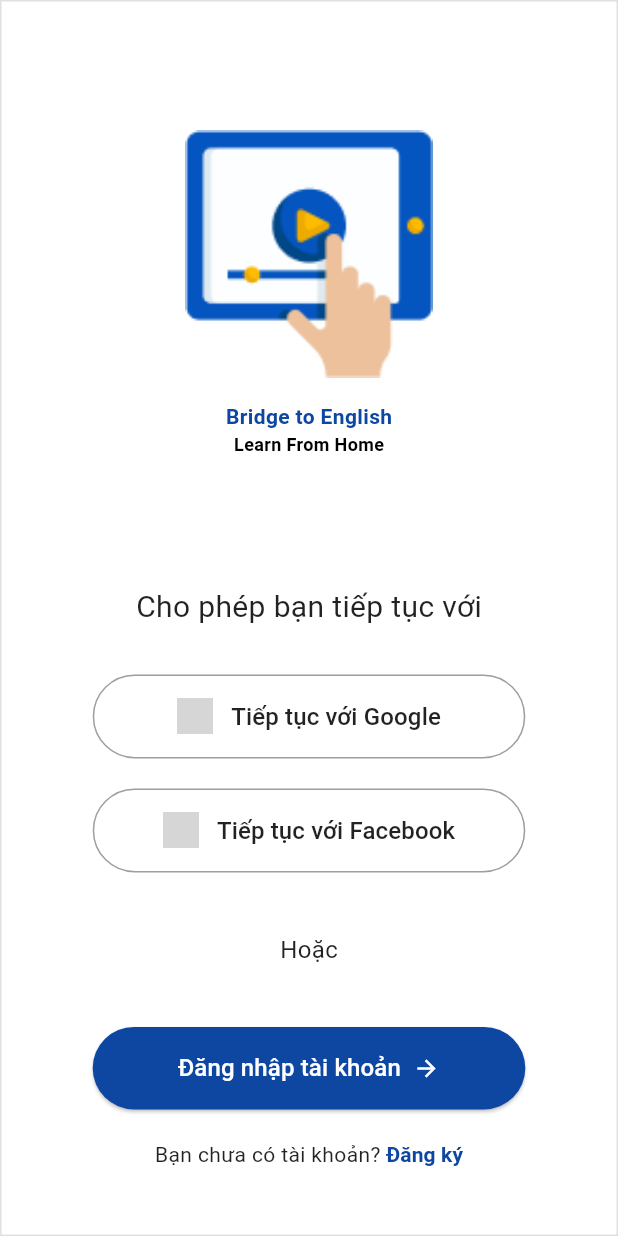
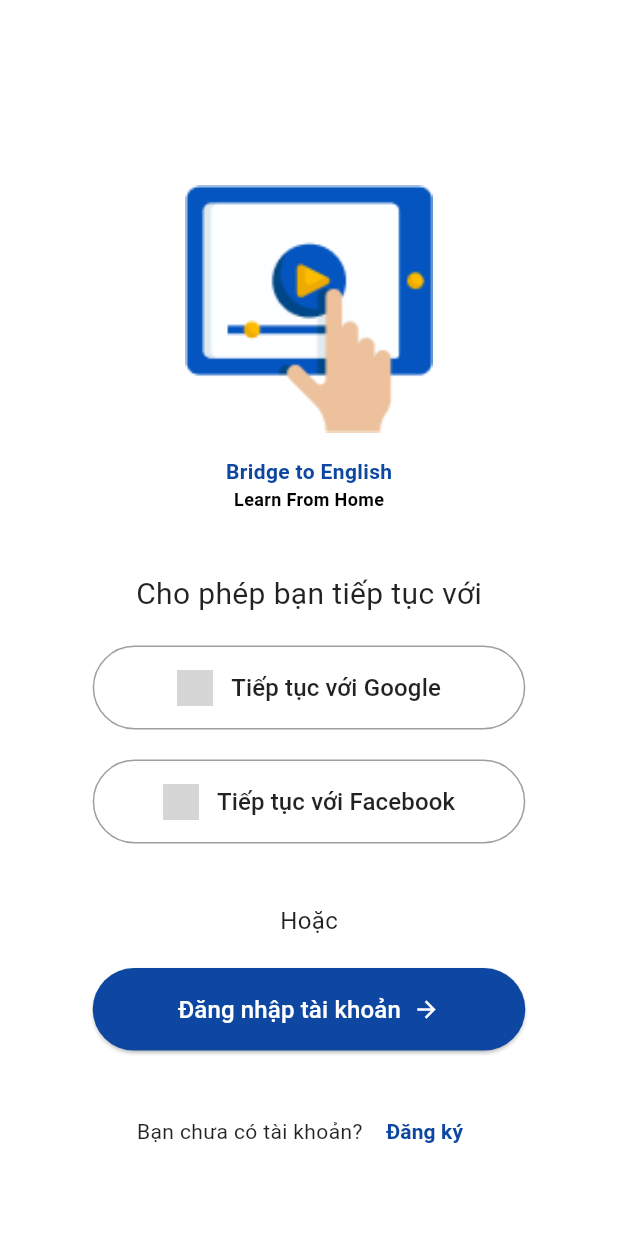
Before and after one commit to TruongTuanDev/learn_connect, a Flutter app: the screen it shows after launch, after a tap on "Đăng ký", on a phone screen of 412 x 824 dp. Run offline on Flutter 3.47's test engine with Material 3 defaults, Android fonts, the phone set to English and light mode, and no system bars; our stand-ins replace dio, firebase_core, flip_card, flutter_riverpod, flutter_tts; accounts and stored records are empty; network calls fail; grey boxes are pictures that could not be loaded.

Commit message:
fix overflow

```diff
--- a/lib/presentation/screens/boot_screen/view/boot_screen_app.dart
+++ b/lib/presentation/screens/boot_screen/view/boot_screen_app.dart
@@ -1,7 +1,25 @@
 import 'package:flutter/material.dart';
 import 'dart:async';
 import 'package:learn_connect/presentation/screens/boot_screen/view/login_option_screen.dart';
-import 'package:learn_connect/routes/routes.dart';
+import '../../../../routes/routes.dart';
+
+void main() {
+  runApp(const MyApp());
+}
+
+class MyApp extends StatelessWidget {
+  const MyApp({super.key});
+
+  @override
+  Widget build(BuildContext context) {
+    return MaterialApp(
+      title: 'Learn Connect',
+      debugShowCheckedModeBanner: false,
+      theme: ThemeData(primarySwatch: Colors.blue),
+      home: const BootScreenApp(),
+    );
+  }
+}
 
 class BootScreenApp extends StatefulWidget {
   const BootScreenApp({super.key});
@@ -14,30 +32,35 @@ class _BootScreenAppState extends State<BootScreenApp> {
   @override
   void initState() {
     super.initState();
+    WidgetsBinding.instance.addPostFrameCallback((_) {
+      Timer(const Duration(seconds: 3), () {
+        Navigator.pushReplacementNamed(context, AppRoutes.sigin_social);
+      });
+    });
 
-    // Set timer to navigate after 2 seconds
-    Timer(const Duration(seconds: 3), () {
-      Navigator.pushNamed(context, AppRoutes.sigin_social);
-    });
   }
 
   @override
   Widget build(BuildContext context) {
-
     final screenWidth = MediaQuery.of(context).size.width;
-    final screenHeight = MediaQuery.of(context).size.height;
 
     return Scaffold(
       backgroundColor: Colors.blue,
-      body: Center(
-        child: Stack(
-          alignment: Alignment.center,
-          children: [
-            // Container trắng bao bọc bên ngoài
-            Container(
+      body: SafeArea(
+        child: SingleChildScrollView(
+          child: ConstrainedBox(
+            constraints: BoxConstraints(
+              minHeight: MediaQuery.of(context).size.height,
+            ),
+            child: Center(
+              child: Padding(
+                padding: const EdgeInsets.symmetric(horizontal: 24, vertical: 40),
+                child: Container(
+                  width: double.infinity,
+                  padding: const EdgeInsets.all(20),
                   decoration: BoxDecoration(
                     color: Colors.white,
-                borderRadius: BorderRadius.circular(20), // Bo góc cho đẹp
+                    borderRadius: BorderRadius.circular(20),
                     boxShadow: [
                       BoxShadow(
                         color: Colors.black.withOpacity(0.2),
@@ -46,13 +69,8 @@ class _BootScreenAppState extends State<BootScreenApp> {
                       ),
                     ],
                   ),
-              padding: const EdgeInsets.all(20), // Padding bên trong container trắng
-              margin: const EdgeInsets.symmetric(horizontal: 24), // Margin để không sát viền màn hình
-              child: Container(
-                height: screenHeight * 0.4,
-                alignment: Alignment.center,
                   child: Column(
-                  mainAxisAlignment: MainAxisAlignment.center,
+                    mainAxisSize: MainAxisSize.min,
                     children: [
                       Image.asset(
                         'assets/images/logo.png',
@@ -69,7 +87,7 @@ class _BootScreenAppState extends State<BootScreenApp> {
                         ),
                       ),
                       const SizedBox(height: 16),
-                    Text(
+                      const Text(
                         'Learn From Home',
                         style: TextStyle(
                           fontSize: 14,
@@ -80,9 +98,9 @@ class _BootScreenAppState extends State<BootScreenApp> {
                     ],
                   ),
                 ),
-            )
-          ],
-
+              ),
+            ),
+          ),
         ),
       ),
     );
--- a/lib/presentation/screens/boot_screen/view/login_option_screen.dart
+++ b/lib/presentation/screens/boot_screen/view/login_option_screen.dart
@@ -63,39 +63,39 @@ class LoginScreen extends StatelessWidget {
     );
   }
 
+
   @override
   Widget build(BuildContext context) {
-    // Lấy kích thước màn hình để tính tỉ lệ
     final screenWidth = MediaQuery.of(context).size.width;
-    final screenHeight = MediaQuery.of(context).size.height;
     final buttonWidth = screenWidth * 0.7;
-
 
     return Scaffold(
       backgroundColor: Colors.white,
-      body: Container(
-        decoration: BoxDecoration(
-          border: Border.all(color: Colors.grey.shade300),
+      body: SafeArea(
+        child: SingleChildScrollView(
+          physics: const BouncingScrollPhysics(),
+          child: Center(
+            child: ConstrainedBox(
+              constraints: BoxConstraints(
+                minHeight: MediaQuery.of(context).size.height -
+                    MediaQuery.of(context).padding.top -
+                    MediaQuery.of(context).padding.bottom,
               ),
-        child: SafeArea(
+              child: IntrinsicHeight(
                 child: Column(
+                  mainAxisAlignment: MainAxisAlignment.center,
                   children: [
 
-              // Logo
-              // Logo
-              Container(
-                height: screenHeight * 0.4,
-                alignment: Alignment.center,
-                margin: const EdgeInsets.only(top: 30),
-                child: Column(
+                    // Logo section
+                    Column(
                       mainAxisAlignment: MainAxisAlignment.center,
                       children: [
                         Image.asset(
                           'assets/images/logo.png',
                           fit: BoxFit.contain,
-                      width: screenWidth * 0.4, // Adjust size as needed
+                          width: screenWidth * 0.4,
                         ),
-                    const SizedBox(height: 16), // Khoảng cách giữa ảnh và text
+                        const SizedBox(height: 16),
                         Text(
                           'Bridge to English',
                           style: TextStyle(
@@ -104,7 +104,7 @@ class LoginScreen extends StatelessWidget {
                             color: Colors.blue.shade900,
                           ),
                         ),
-                    Text(
+                        const Text(
                           'Learn From Home',
                           style: TextStyle(
                             fontSize: 12,
@@ -114,42 +114,28 @@ class LoginScreen extends StatelessWidget {
                         ),
                       ],
                     ),
+
+                    const SizedBox(height: 40),
+
+                    const Text(
+                      'Cho phép bạn tiếp tục với',
+                      style: TextStyle(fontSize: 20, color: Colors.black87),
                     ),
 
+                    const SizedBox(height: 20),
 
-
-              Container(
-                height: screenHeight * 0.50,
-                margin: const EdgeInsets.only(top: 20),
-                child: Column(
-                  mainAxisAlignment: MainAxisAlignment.start,
-                  children: [
-                    Container(
-                      margin: const EdgeInsets.symmetric(vertical: 10),
-                      child: const Text(
-                        'Cho phép bạn tiếp tục với',
-                        style: TextStyle(
-                          fontSize: 20,
-                          color: Colors.black87,
-                        ),
-                      ),
-                    ),
-
-
-                    //Box option login
-                    const SizedBox(height: 20),
+                    // Google Button
                     SizedBox(
                       width: buttonWidth,
                       child: OutlinedButton(
-                        onPressed: () {_showPopup(context);},
+                        onPressed: () => _showPopup(context),
                         style: OutlinedButton.styleFrom(
-                          padding: const EdgeInsets.symmetric(vertical: 16, horizontal: 30),
+                          padding: const EdgeInsets.symmetric(vertical: 16),
                           shape: RoundedRectangleBorder(
                             borderRadius: BorderRadius.circular(30),
                           ),
                           side: const BorderSide(color: Colors.grey),
                         ),
-                        //option login
                         child: Row(
                           mainAxisAlignment: MainAxisAlignment.center,
                           children: [
@@ -167,18 +153,18 @@ class LoginScreen extends StatelessWidget {
                             ),
                           ],
                         ),
-
                       ),
                     ),
 
+                    const SizedBox(height: 20),
 
-                    const SizedBox(height: 20),
+                    // Facebook Button
                     SizedBox(
                       width: buttonWidth,
                       child: OutlinedButton(
-                        onPressed: () {_showPopup(context);},
+                        onPressed: () => _showPopup(context),
                         style: OutlinedButton.styleFrom(
-                          padding: const EdgeInsets.symmetric(vertical: 16, horizontal: 30),
+                          padding: const EdgeInsets.symmetric(vertical: 16),
                           shape: RoundedRectangleBorder(
                             borderRadius: BorderRadius.circular(30),
                           ),
@@ -201,24 +187,18 @@ class LoginScreen extends StatelessWidget {
                             ),
                           ],
                         ),
-
                       ),
                     ),
 
-
-                    Container(
-                      margin: const EdgeInsets.symmetric(vertical: 40),
-                      child: const Text(
+                    const SizedBox(height: 40),
+                    const Text(
                       'Hoặc',
-                        style: TextStyle(
-                          fontSize: 16,
-                          color: Colors.black87,
-
-                        ),
-                      ),
+                      style: TextStyle(fontSize: 16, color: Colors.black87),
                     ),
 
+                    const SizedBox(height: 20),
 
+                    // Đăng nhập
                     SizedBox(
                       width: buttonWidth,
                       child: ElevatedButton(
@@ -237,10 +217,7 @@ class LoginScreen extends StatelessWidget {
                           children: const [
                             Text(
                               'Đăng nhập tài khoản',
-                              style: TextStyle(
-                                fontSize: 16,
-                                color: Colors.white,
-                              ),
+                              style: TextStyle(fontSize: 16, color: Colors.white),
                             ),
                             SizedBox(width: 8),
                             Icon(Icons.arrow_forward, color: Colors.white),
@@ -249,26 +226,17 @@ class LoginScreen extends StatelessWidget {
                       ),
                     ),
 
+                    const SizedBox(height: 30),
 
-
-                    // Sign up link
-                    Container(
-                      margin: const EdgeInsets.symmetric(vertical: 20),
-                      child: Row(
+                    // Đăng ký link
+                    Row(
                       mainAxisAlignment: MainAxisAlignment.center,
                       children: [
-                          const Text(
-                            'Bạn chưa có tài khoản? ',
-                            style: TextStyle(color: Colors.black87),
-                          ),
+                        const Text('Bạn chưa có tài khoản? ',
+                            style: TextStyle(color: Colors.black87)),
                         TextButton(
                           onPressed: () {},
-                            style: TextButton.styleFrom(
-                              padding: EdgeInsets.zero,
-                              minimumSize: Size.zero,
-                              tapTargetSize: MaterialTapTargetSize.shrinkWrap,
-                            ),
-                            child: Text(  // Bỏ từ khóa const
+                          child: Text(
                             'Đăng ký',
                             style: TextStyle(
                               color: Colors.blue.shade900,
@@ -278,14 +246,15 @@ class LoginScreen extends StatelessWidget {
                         ),
                       ],
                     ),
-                    )
+
                   ],
                 ),
               ),
-            ],
+            ),
           ),
         ),
       ),
     );
   }
+
 }
```
Lines whose indentation alone changed are shown as unchanged.
